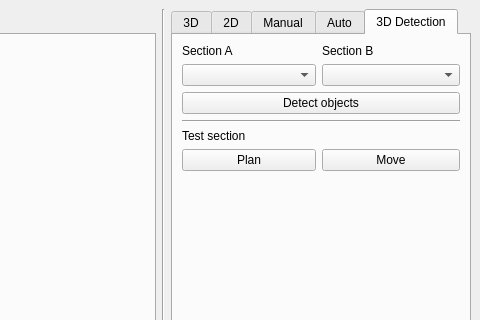
The window that ui/main_window.ui (bj0rkedal/agilus_master_project) describes before a commit, drawn with Qt 5; both pictures show x 483 to 963 and y 0 to 320 of the 963 by 700 pixel window.
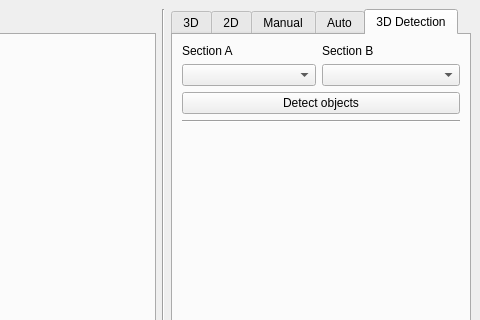
The same window after the commit. The open tabs and pages were chosen to show the change. Icons and pictures are not drawn.

The edit to the form file:
```diff
--- a/ui/main_window.ui
+++ b/ui/main_window.ui
@@ -923,6 +923,9 @@
         <string>3D Detection</string>
        </attribute>
        <layout class="QFormLayout" name="formLayout_3">
+        <property name="fieldGrowthPolicy">
+         <enum>QFormLayout::AllNonFixedFieldsGrow</enum>
+        </property>
         <item row="0" column="0">
          <widget class="QLabel" name="label">
           <property name="text">
@@ -970,33 +973,6 @@
           </property>
          </widget>
         </item>
-        <item row="4" column="0">
-         <widget class="QLabel" name="label_11">
-          <property name="text">
-           <string>Test section</string>
-          </property>
-         </widget>
-        </item>
-        <item row="5" column="0">
-         <widget class="QPushButton" name="testPlanButton">
-          <property name="minimumSize">
-           <size>
-            <width>134</width>
-            <height>0</height>
-           </size>
-          </property>
-          <property name="text">
-           <string>Plan</string>
-          </property>
-         </widget>
-        </item>
-        <item row="5" column="1">
-         <widget class="QPushButton" name="testMoveButton">
-          <property name="text">
-           <string>Move</string>
-          </property>
-         </widget>
-        </item>
        </layout>
       </widget>
      </widget>
```
Left out of the diff: 14 changed lines with no effect on the pictures.
